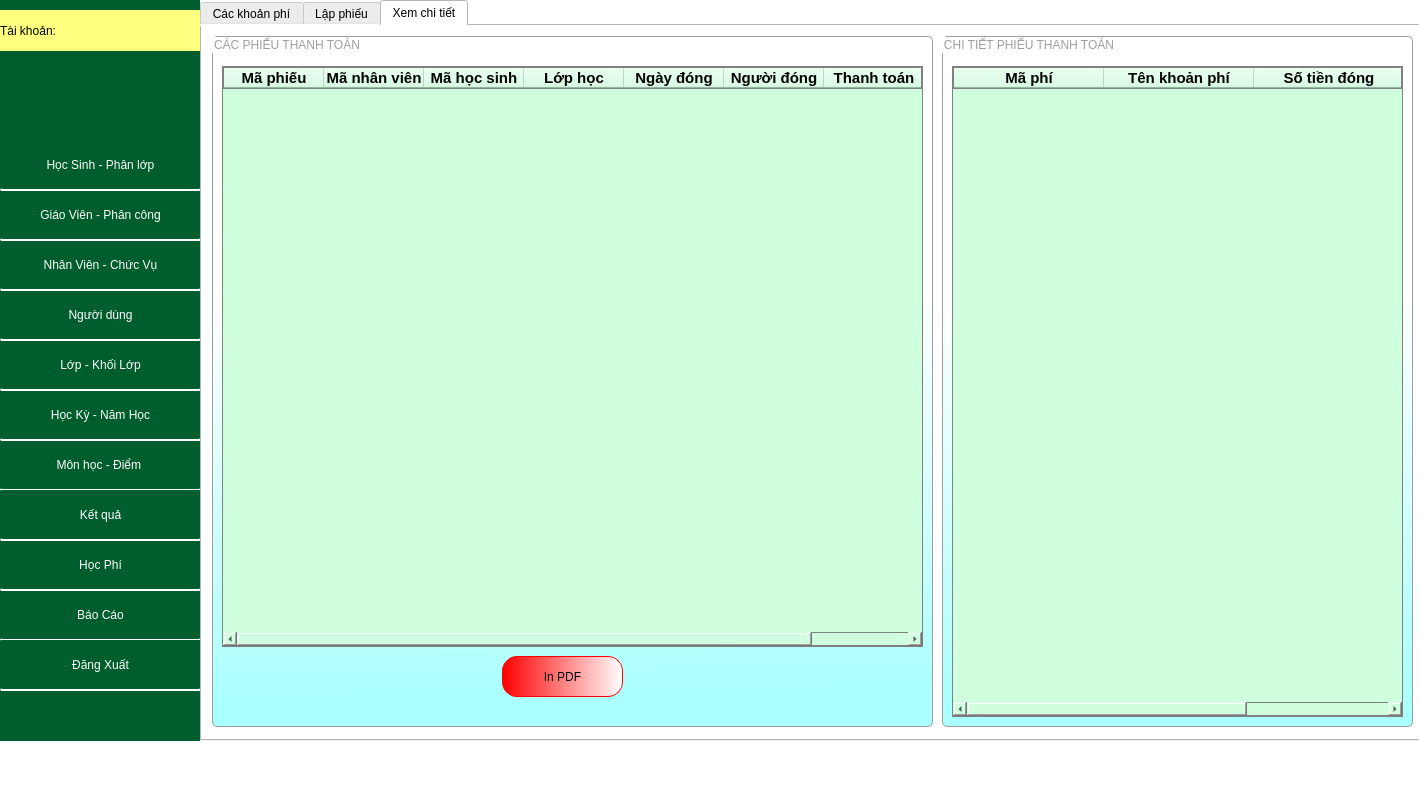
Before: the Qt Designer form GUI/TrangChu.ui in phuthuy44/Student--py, drawn with Qt 5.
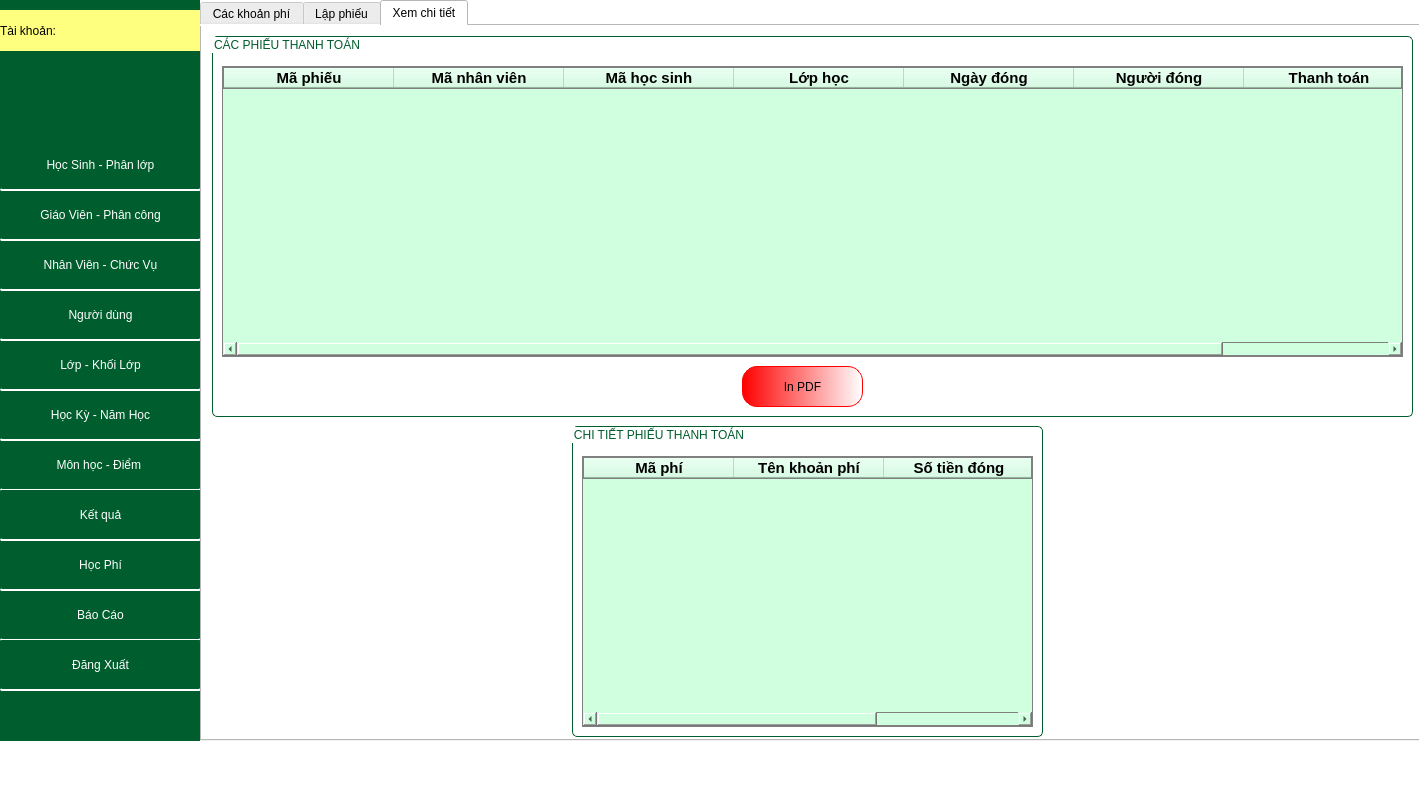
After: the same form once the commit is applied. The open tabs and pages were chosen to show the change.

Diff of the .ui file:
```diff
--- a/GUI/TrangChu.ui
+++ b/GUI/TrangChu.ui
@@ -11464,18 +11464,18 @@
          <rect>
           <x>10</x>
           <y>10</y>
-          <width>721</width>
-          <height>691</height>
+          <width>1201</width>
+          <height>381</height>
          </rect>
         </property>
         <property name="styleSheet">
          <string notr="true">QGroupBox{
 border-radius: 5px;
 	font: 14pt &quot;Tahoma&quot;;
-border:0.5px solid rgb(158, 158, 158);
-color:rgb(158, 158, 158);
-	background-color:qlineargradient(spread:pad, x1:0.5, y1:0.960227, x2:0.489, y2:0.380682, stop:0 rgba(170, 255, 255, 255), stop:1 rgba(255, 255, 255, 255))
-}</string>
+border:0.5px solid rgb(0, 93, 45);
+color:rgb(0, 93, 45);
+}
+</string>
         </property>
         <property name="title">
          <string>CÁC PHIẾU THANH TOÁN</string>
@@ -11485,8 +11485,8 @@
           <rect>
            <x>10</x>
            <y>30</y>
-           <width>701</width>
-           <height>581</height>
+           <width>1181</width>
+           <height>291</height>
           </rect>
          </property>
          <property name="styleSheet">
@@ -11497,7 +11497,7 @@
 background-color: rgb(207, 255, 223);</string>
          </property>
          <attribute name="horizontalHeaderDefaultSectionSize">
-          <number>100</number>
+          <number>170</number>
          </attribute>
          <column>
           <property name="text">
@@ -11615,8 +11615,8 @@
         <widget class="QPushButton" name="pushButton_102">
          <property name="geometry">
           <rect>
-           <x>290</x>
-           <y>620</y>
+           <x>530</x>
+           <y>330</y>
            <width>121</width>
            <height>41</height>
           </rect>
@@ -11642,20 +11642,20 @@
        <widget class="QGroupBox" name="groupBox_13">
         <property name="geometry">
          <rect>
-          <x>740</x>
-          <y>10</y>
+          <x>370</x>
+          <y>400</y>
           <width>471</width>
-          <height>691</height>
+          <height>311</height>
          </rect>
         </property>
         <property name="styleSheet">
          <string notr="true">QGroupBox{
 border-radius: 5px;
 	font: 14pt &quot;Tahoma&quot;;
-border:0.5px solid rgb(158, 158, 158);
-color:rgb(158, 158, 158);
-	background-color:qlineargradient(spread:pad, x1:0.5, y1:0.960227, x2:0.489, y2:0.380682, stop:0 rgba(170, 255, 255, 255), stop:1 rgba(255, 255, 255, 255))
-}</string>
+border:0.5px solid rgb(0, 93, 45);
+color:rgb(0, 93, 45);
+}
+</string>
         </property>
         <property name="title">
          <string>CHI TIẾT PHIẾU THANH TOÁN</string>
@@ -11666,7 +11666,7 @@
            <x>10</x>
            <y>30</y>
            <width>451</width>
-           <height>651</height>
+           <height>271</height>
           </rect>
          </property>
          <property name="styleSheet">
```
Left out of the diff: 29 changed lines with no effect on the pictures.
